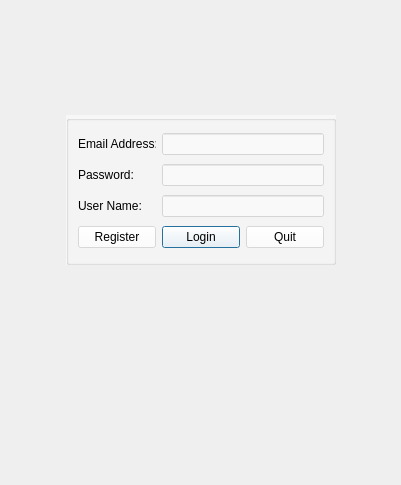
Above: deliciousClient/loginWindow.ui from gaoxiaojun/delicacymap before the change. Below: the same form after it.
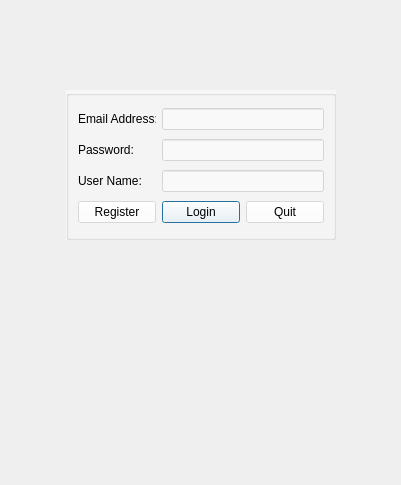
That is the form after the change. Icons and pictures are not drawn.

The edit to the form file:
```diff
--- a/deliciousClient/loginWindow.ui
+++ b/deliciousClient/loginWindow.ui
@@ -96,7 +96,7 @@
       <item row="1" column="1" colspan="2">
        <widget class="QLineEdit" name="lineEdit_password">
         <property name="echoMode">
-         <enum>QLineEdit::Password</enum>
+         <enum>QLineEdit::PasswordEchoOnEdit</enum>
         </property>
        </widget>
       </item>
@@ -171,7 +171,7 @@
      <property name="minimumSize">
       <size>
        <width>270</width>
-       <height>100</height>
+       <height>150</height>
       </size>
      </property>
      <property name="styleSheet">
```
